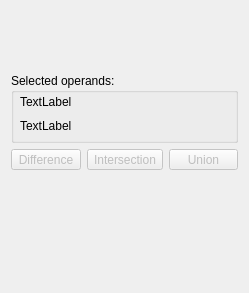
Qt form Modules/SegmentationUI/SegmentationUtilities/QmitkBooleanOperationsWidgetControls.ui (MITK/MITK) before a commit.
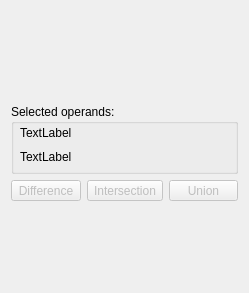
The same form after that commit. Icons and pictures are not drawn. Custom widgets are drawn as their Qt base class.

Commit message: Corrected size policies to allow coorect vertical expansion to avoid unused space or broken layouts with gaps (e.g. in the segmentation utilities view)

The edit to the form file:
```diff
--- a/Modules/SegmentationUI/SegmentationUtilities/QmitkBooleanOperationsWidgetControls.ui
+++ b/Modules/SegmentationUI/SegmentationUtilities/QmitkBooleanOperationsWidgetControls.ui
@@ -10,14 +10,14 @@
     <height>293</height>
    </rect>
   </property>
-  <layout class="QVBoxLayout" name="verticalLayout">
+  <layout class="QVBoxLayout" name="verticalLayout" stretch="0,1,0,0,1">
    <item>
     <widget class="QmitkSingleNodeSelectionWidget" name="segNodeSelector" native="true"/>
    </item>
    <item>
     <widget class="QmitkMultiLabelInspector" name="labelInspector" native="true">
      <property name="sizePolicy">
-      <sizepolicy hsizetype="MinimumExpanding" vsizetype="Preferred">
+      <sizepolicy hsizetype="MinimumExpanding" vsizetype="Expanding">
        <horstretch>0</horstretch>
        <verstretch>0</verstretch>
       </sizepolicy>
@@ -264,8 +264,8 @@
      </property>
      <property name="sizeHint" stdset="0">
       <size>
-       <width>20</width>
-       <height>40</height>
+       <width>0</width>
+       <height>0</height>
       </size>
      </property>
     </spacer>
```
The commit also changes 2 other files.
